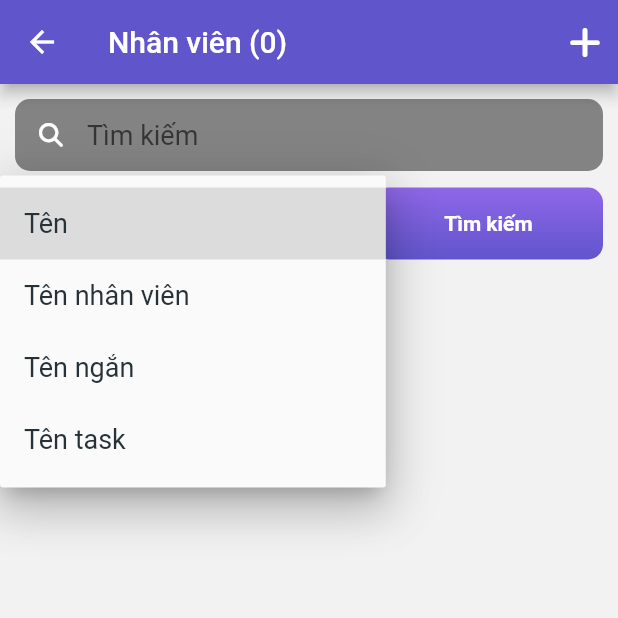
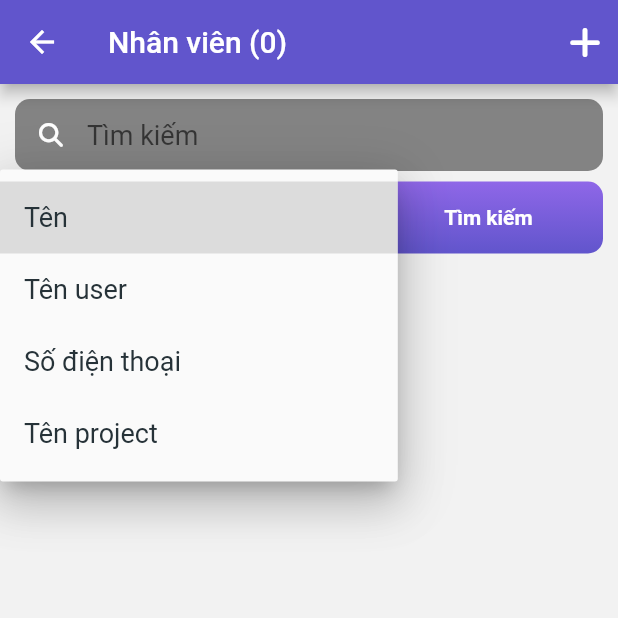
Before and after one commit to duchl02/manager_app_flutter, a Flutter app: the UserScreen screen opened by its route, after a tap on "Tên", on a phone screen of 412 x 824 dp, the top half of it. Run offline on Flutter 3.47's test engine with Material 2 defaults, Android fonts, the phone set to English and light mode, and no system bars; our stand-ins replace cloud_firestore, firebase_core, flutter_easyloading, flutter_svg, font_awesome_flutter, hive_flutter and 4 more; missing offline and left inert: confirm_dialog; accounts and stored records are empty.

Commit message:
late commit 04/01/2022

```diff
--- a/lib/representation/screens/home_screen/home_screen.dart
+++ b/lib/representation/screens/home_screen/home_screen.dart
@@ -2,16 +2,21 @@ import 'package:confirm_dialog/confirm_dialog.dart';
 import 'package:flutter/material.dart';
 import 'package:flutter/scheduler.dart';
 import 'package:flutter/src/widgets/container.dart';
+import 'package:flutter_easyloading/flutter_easyloading.dart';
 import 'package:font_awesome_flutter/font_awesome_flutter.dart';
 import 'package:travel_app/core/constants/color_constants.dart';
 import 'package:travel_app/core/constants/text_style.dart';
 import 'package:travel_app/core/extensions/date_time_format.dart';
 
 import '../../../Data/models/task_model.dart';
+import '../../../Data/models/user_model.dart';
 import '../../../core/constants/dismension_constants.dart';
 import '../../../core/helpers/asset_helper.dart';
 import '../../../core/helpers/image_helper.dart';
+import '../../../core/helpers/local_storage_helper.dart';
+import '../../../services/project_services.dart';
 import '../../../services/task_services.dart';
+import '../../../services/user_services.dart';
 import '../../widgets/app_bar_container.dart';
 import '../../widgets/list_task.dart';
 import '../select_date_screen.dart';
@@ -31,8 +36,9 @@ class _HomeScreenState extends State<HomeScreen> {
 
   @override
   Widget build(BuildContext context) {
-    // getAllTasks();
-    // getTask();
+    var userLogin = LocalStorageHelper.getValue('userLogin');
+    // userLogin = UserModal.fromJson(userLogin);
+    print(userLogin);
     return AppBarContainerWidget(
         title: Padding(
           padding: EdgeInsets.symmetric(horizontal: kMinPadding),
@@ -40,16 +46,37 @@ class _HomeScreenState extends State<HomeScreen> {
             children: [
               Column(
                 crossAxisAlignment: CrossAxisAlignment.start,
-                children: const [
+                children: [
                   Text("Xin Chào",
                       style:
                           TextStyle(fontWeight: FontWeight.bold, fontSize: 20)),
                   SizedBox(
                     height: kMinPadding,
                   ),
-                  Text("Nguyễn Văn Đức",
-                      style:
-                          TextStyle(fontWeight: FontWeight.bold, fontSize: 16)),
+                  StreamBuilder(
+                    stream: getAllUsers(),
+                    builder: (context, snapshot) {
+                      if (snapshot.hasError) {
+                        return Text("${snapshot.error}");
+                      }
+                      if (snapshot.hasData) {
+                        final userModal = snapshot.data!;
+                        var userLogin =
+                            LocalStorageHelper.getValue('userLogin');
+                        var userName;
+                        for (var e in userModal) {
+                          if (e.id == userLogin["id"]) {
+                            userName = e.name;
+                          }
+                        }
+                        return Text(userName,
+                            style: TextStyle(
+                                fontWeight: FontWeight.bold, fontSize: 16));
+                      } else {
+                        return Center(child: CircularProgressIndicator());
+                      }
+                    },
+                  ),
                 ],
               ),
               Spacer(),
@@ -83,8 +110,16 @@ class _HomeScreenState extends State<HomeScreen> {
             mainAxisAlignment: MainAxisAlignment.spaceBetween,
             children: [
               Expanded(
-                child:
-                    _buildItemCategory(Icon(FontAwesomeIcons.plus), () async {
+                  child: StreamBuilder(
+                stream: getAllUsers(),
+                builder: (context, snapshot) {
+                  if (snapshot.hasError) {
+                    return Text("${snapshot.error}");
+                  }
+                  if (snapshot.hasData) {
+                    final projectModal = snapshot.data!;
+                    return _buildItemCategory(Icon(FontAwesomeIcons.plus),
+                        () async {
                       if (await confirm(
                         context,
                         title: const Text('Điểm danh'),
@@ -93,11 +128,28 @@ class _HomeScreenState extends State<HomeScreen> {
                         textOK: const Text('Xác nhận'),
                         textCancel: const Text('Thoát'),
                       )) {
-                    return print('pressedOK');
+                        var user = findUserById(userLogin["id"], projectModal);
+                        if (user != [] && checkDate(DateTime.now(), user)) {
+                          var today = DateTime.now();
+                          var listDate = [];
+                          listDate.add(today);
+                          await updateUserCheckIn(
+                              id: userLogin["id"].toString(),
+                              checkIn: listDate,
+                              updateAt: DateTime.now());
+                          await EasyLoading.showSuccess("Điểm danh thành công");
+                        } else {
+                          await EasyLoading.showError(
+                              "Bạn đã điểm danh ngày hôm nay");
+                        }
                       }
                       return print('pressedCancel');
-                }, 'Điểm danh'),
-              ),
+                    }, 'Điểm danh');
+                  } else {
+                    return Center(child: CircularProgressIndicator());
+                  }
+                },
+              )),
               Expanded(
                 child: _buildItemCategory(Icon(FontAwesomeIcons.calendar), () {
                   Navigator.of(context).pushNamed(SelectDateScreen.routeName);
--- a/lib/representation/screens/project_screen/project_detail.dart
+++ b/lib/representation/screens/project_screen/project_detail.dart
@@ -10,7 +10,7 @@ import 'package:travel_app/core/constants/dismension_constants.dart';
 import 'package:travel_app/core/extensions/date_time_format.dart';
 import 'package:travel_app/representation/widgets/button_widget.dart';
 import 'package:travel_app/representation/widgets/form_field.dart';
-import 'package:travel_app/representation/widgets/selectMultiCustom.dart';
+import 'package:travel_app/representation/widgets/select_multi_custom.dart';
 import 'package:travel_app/representation/widgets/select_option.dart';
 import 'package:travel_app/services/project_services.dart';
 import 'package:travel_app/services/task_services.dart';
@@ -225,7 +225,6 @@ class _ProjectDetailState extends State<ProjectDetail> {
                                     }
                                   }
 
-
                                   if (widget.projectModal.createAt != null) {
                                     setState(() {
                                       isLoading = true;
--- a/lib/representation/screens/project_screen/project_screen.dart
+++ b/lib/representation/screens/project_screen/project_screen.dart
@@ -10,6 +10,7 @@ import 'package:travel_app/representation/widgets/search_input.dart';
 import 'package:travel_app/representation/widgets/select_option.dart';
 import 'package:travel_app/services/project_services.dart';
 
+import '../../../Data/models/option_modal.dart';
 import '../../../Data/models/project_model.dart';
 import '../../../services/project_services.dart';
 
@@ -31,7 +32,7 @@ class _ProjectScreenState extends State<ProjectScreen> {
   @override
   void initState() {
     super.initState();
-    category = _list[0];
+    category = _list[0].value;
     isSearch = false;
   }
 
@@ -102,16 +103,17 @@ class _ProjectScreenState extends State<ProjectScreen> {
             height: 5,
           ),
           Row(children: [
-            // Expanded(
-            //   flex: 3,
-            //   child: SelectOption(
-            //     list: _list,
-            //     dropdownValue: category,
-            //     onChanged: ((p0) {
-            //       category = p0.toString();
-            //     }),
-            //   ),
-            // ),
+            Expanded(
+              flex: 3,
+              child: SelectOption(
+                searchOption: 0,
+                list: _list,
+                dropdownValue: category,
+                onChanged: ((p0) {
+                  category = p0.toString();
+                }),
+              ),
+            ),
             SizedBox(
               width: 10,
             ),
@@ -167,9 +169,10 @@ class _ProjectScreenState extends State<ProjectScreen> {
     );
   }
 }
-List<String> _list = <String>[
-  'Tên',
-  'Tên nhân viên',
-  'Tên ngắn',
-  'Tên task',
+
+List<OptionModal> _list = [
+  OptionModal(value: "name", display: "Tên"),
+  OptionModal(value: "userName", display: "Tên nhân viên"),
+  OptionModal(value: "shortName", display: "Tên ngắn"),
+  OptionModal(value: "task", display: "Tên task"),
 ];
--- a/lib/representation/screens/task_screen/task_screen.dart
+++ b/lib/representation/screens/task_screen/task_screen.dart
@@ -107,6 +107,7 @@ class _TaskScreenState extends State<TaskScreen> {
               flex: 3,
               child: SelectOption(
                 list: _list,
+                searchOption: 0,
                 dropdownValue: category,
                 onChanged: ((p0) {
                   category = p0.toString();
@@ -174,8 +175,6 @@ class _TaskScreenState extends State<TaskScreen> {
   }
 }
 
-
-
 List<OptionModal> _list = [
   OptionModal(value: "name", display: "Tên"),
   OptionModal(value: "userName", display: "Tên nhân viên"),
--- a/lib/representation/screens/users_screen/user_detail_screen.dart
+++ b/lib/representation/screens/users_screen/user_detail_screen.dart
@@ -7,7 +7,7 @@ import 'package:travel_app/core/constants/dismension_constants.dart';
 import 'package:travel_app/core/extensions/date_time_format.dart';
 import 'package:travel_app/representation/widgets/button_widget.dart';
 import 'package:travel_app/representation/widgets/form_field.dart';
-import 'package:travel_app/representation/widgets/selectMultiCustom.dart';
+import 'package:travel_app/representation/widgets/select_multi_custom.dart';
 import 'package:travel_app/services/project_services.dart';
 import 'package:travel_app/services/user_services.dart';
 import 'package:travel_app/services/task_services.dart';
--- a/lib/representation/screens/users_screen/users_screen.dart
+++ b/lib/representation/screens/users_screen/users_screen.dart
@@ -82,7 +82,8 @@ class _UserScreenState extends State<UserScreen> {
                   FontAwesomeIcons.plus,
                 )),
             onTap: () {
-              Navigator.of(context).pushNamed(UserDetail.routeName , arguments: userModalEmty);
+              Navigator.of(context)
+                  .pushNamed(UserDetail.routeName, arguments: userModalEmty);
             },
           )
         ],
@@ -105,6 +106,7 @@ class _UserScreenState extends State<UserScreen> {
             Expanded(
               flex: 3,
               child: SelectOption(
+                searchOption: 0,
                 list: _list,
                 dropdownValue: category,
                 onChanged: ((p0) {
@@ -170,7 +172,7 @@ class _UserScreenState extends State<UserScreen> {
 
 List<OptionModal> _list = [
   OptionModal(value: "name", display: "Tên"),
-  OptionModal(value: "userName", display: "Tên nhân viên"),
-  OptionModal(value: "shortName", display: "Tên ngắn"),
-  OptionModal(value: "task", display: "Tên task"),
+  OptionModal(value: "userName", display: "Tên user"),
+  OptionModal(value: "phoneNumber", display: "Số điện thoại"),
+  OptionModal(value: "project", display: "Tên project"),
 ];
--- a/lib/representation/widgets/app_bar_container.dart
+++ b/lib/representation/widgets/app_bar_container.dart
@@ -8,6 +8,8 @@ import 'package:travel_app/core/helpers/image_helper.dart';
 import 'package:travel_app/services/project_services.dart';
 import 'package:travel_app/services/task_services.dart';
 import 'package:travel_app/services/user_services.dart';
+
+import '../../core/helpers/local_storage_helper.dart';
 
 class AppBarContainerWidget extends StatelessWidget {
   const AppBarContainerWidget(
@@ -140,7 +142,40 @@ class AppBarContainerWidget extends StatelessWidget {
               padding: EdgeInsets.only(left: 40, right: 40),
               child: Row(
                 children: [
-                  countNavBar("Điểm danh", getAllUsers()),
+                  Expanded(
+                      child: Column(
+                    children: [
+                      StreamBuilder(
+                        stream: getAllUsers(),
+                        builder: (context, snapshot) {
+                          if (snapshot.hasError) {
+                            return Text("${snapshot.error}");
+                          }
+                          if (snapshot.hasData) {
+                            final userModal = snapshot.data!;
+                            var userLogin =
+                                LocalStorageHelper.getValue('userLogin');
+                            var listDay;
+                            for (var e in userModal) {
+                              if (e.id == userLogin["id"]) {
+                                listDay = e.checkIn;
+                              }
+                            }
+                            return Text(
+                              listDay.length.toString(),
+                              style: TextStyleCustom.h1Text,
+                            );
+                          } else {
+                            return Center(child: CircularProgressIndicator());
+                          }
+                        },
+                      ),
+                      Text(
+                        "Điểm danh",
+                        style: TextStyleCustom.nomalTextWhile,
+                      ),
+                    ],
+                  )),
                   countNavBar("Task", getAllTasks()),
                   countNavBar("Dự án", getAllProjects()),
                 ],
@@ -170,7 +205,7 @@ class AppBarContainerWidget extends StatelessWidget {
               // );
               // }
               return Text(
-                taskModal.length.toString() ,
+                taskModal.length.toString(),
                 style: TextStyleCustom.h1Text,
               );
             } else {
--- a/lib/representation/widgets/select_option.dart
+++ b/lib/representation/widgets/select_option.dart
@@ -10,9 +10,11 @@ class SelectOption<T> extends StatefulWidget {
       {super.key,
       required this.list,
       required this.dropdownValue,
-      required this.onChanged});
+      required this.onChanged,
+      this.searchOption});
 
   List<OptionModal> list;
+  double? searchOption;
 
   @override
   State<SelectOption> createState() => _SelectOptionState();
@@ -25,7 +27,7 @@ class _SelectOptionState extends State<SelectOption> {
   @override
   Widget build(BuildContext context) {
     return Container(
-      padding: EdgeInsets.all(4),
+      padding: EdgeInsets.all(widget.searchOption ?? 4),
       decoration: BoxDecoration(
           borderRadius: BorderRadius.circular(10),
           border: Border.all(color: Colors.black, width: 2)),
--- a/lib/services/task_services.dart
+++ b/lib/services/task_services.dart
@@ -13,8 +13,7 @@ Stream<List<TaskModal>> getAllTasks() {
   return data;
 }
 
-CollectionReference taskDb =
-    FirebaseFirestore.instance.collection("tasks");
+CollectionReference taskDb = FirebaseFirestore.instance.collection("tasks");
 
 List<Object?> taskData = [];
 List<TaskModal> currentTaskData = [];
@@ -34,16 +33,16 @@ List<TaskModal> searchTask(name, category, list) {
   List<TaskModal> data = list;
   List<TaskModal> listSearch = [];
   data.forEach((element) {
-    if ( category == "Tên" && element.name.toString().contains(name)) {
+    if (category == "name" && element.name.toString().contains(name)) {
       listSearch.add(element);
     }
-    if ('Tên nhân viên' == category && element.userId.toString().contains(name)) {
+    if ('userName' == category && element.userId.toString().contains(name)) {
       listSearch.add(element);
     }
-    if ("Trạng thái" == category && element.status.toString().contains(name)) {
+    if ("status" == category && element.status.toString().contains(name)) {
       listSearch.add(element);
     }
-    if ("Độ ưu tiên" == category && element.priority.toString().contains(name)) {
+    if ("priority" == category && element.priority.toString().contains(name)) {
       listSearch.add(element);
     }
   });
```
Also changed, not shown: lib/representation/screens/form_login/login_screen.dart (+18 -20 lines), lib/representation/screens/main_app.dart (+4 -8 lines), lib/services/user_services.dart (+28 -4 lines), lib/representation/widgets/select_multi_custom.dart (renamed from lib/representation/widgets/selectMultiCustom.dart). Lines whose indentation alone changed are shown as unchanged.
